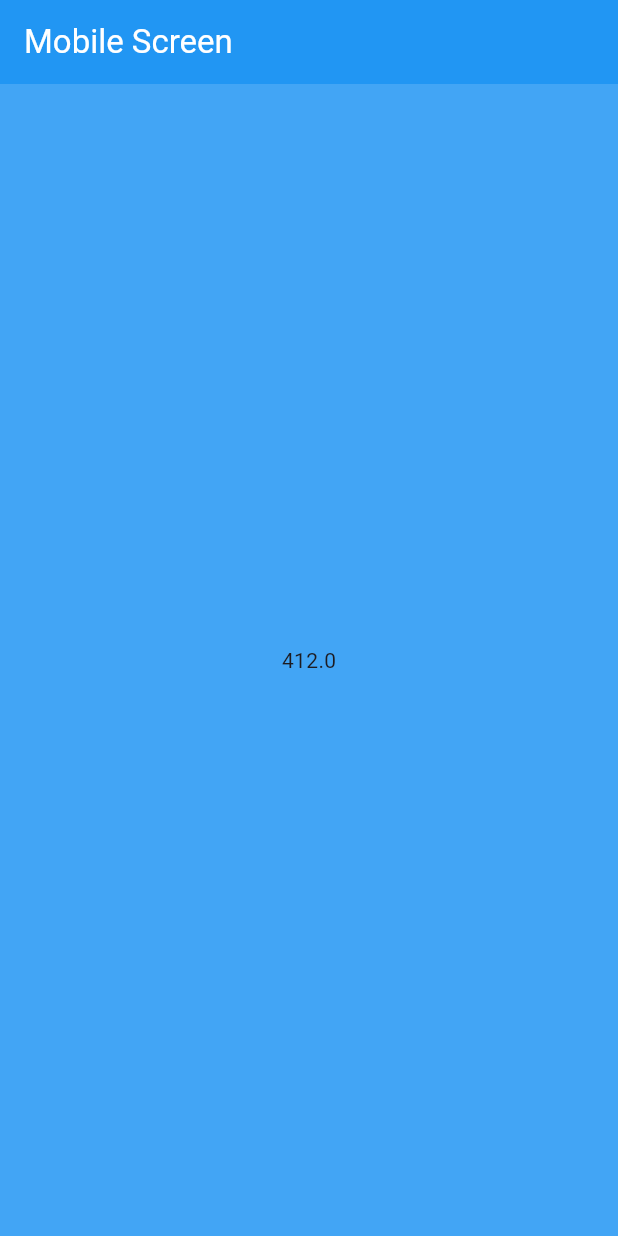
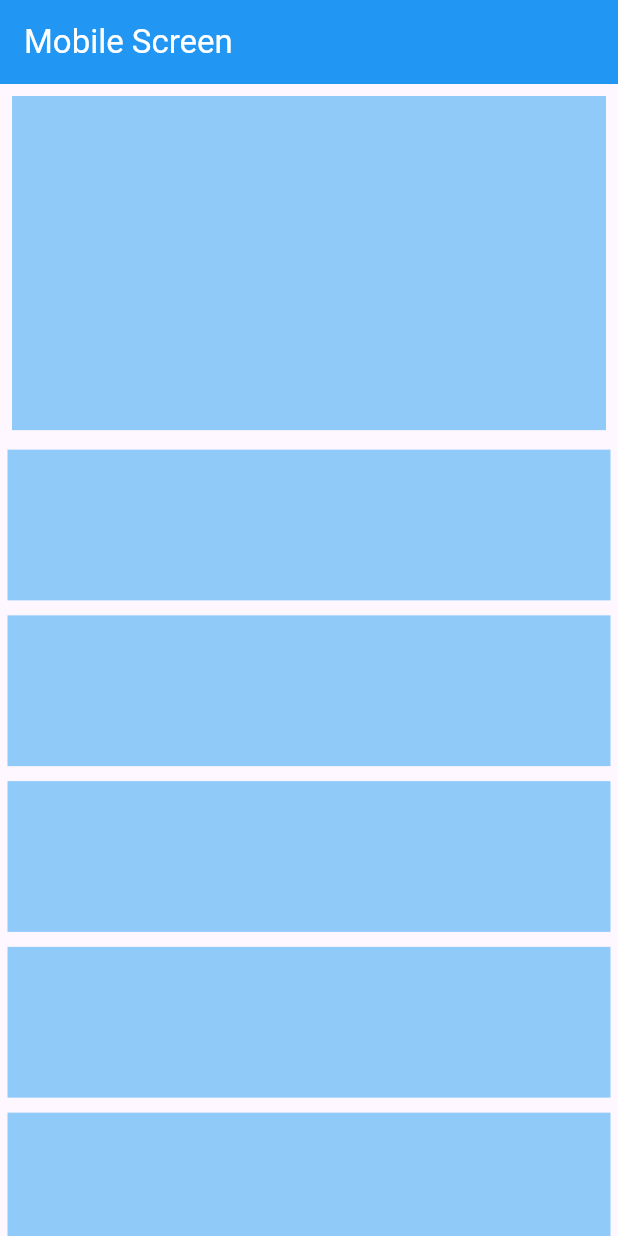
Before and after one commit to alhasann351/flutter_responsive_ui_design, a Flutter app: the screen it shows after launch, on a phone screen of 412 x 824 dp. Run offline on Flutter 3.47's test engine with Material 3 defaults, Android fonts, the phone set to English and light mode, and no system bars.

Commit message:
mobile screen customize

```diff
--- a/lib/responsive_layout.dart
+++ b/lib/responsive_layout.dart
@@ -10,7 +10,7 @@ class ResponsiveLayout extends StatelessWidget {
   Widget build(BuildContext context) {
     return LayoutBuilder(
       builder: (context, constraints) {
-        if(constraints.maxWidth < 500){
+        if(constraints.maxWidth < 480){
           return mobile;
         }else if(constraints.maxWidth < 1100){
           return tablet;
--- a/lib/screen/mobile_screen.dart
+++ b/lib/screen/mobile_screen.dart
@@ -1,3 +1,4 @@
+import 'package:flutter/cupertino.dart';
 import 'package:flutter/material.dart';
 
 class MobileScreen extends StatelessWidget {
@@ -17,9 +18,37 @@ class MobileScreen extends StatelessWidget {
         ),
         backgroundColor: Colors.blue,
       ),
-      backgroundColor: Colors.blue[400],
-      body: Center(
-        child: Text(mobileWidth.toString()),
+      //backgroundColor: Colors.blue[400],
+      body: Column(
+        children: [
+          Padding(
+            padding: const EdgeInsets.all(8.0),
+            child: AspectRatio(
+              aspectRatio: 16 / 9,
+              child: Container(
+                color: Colors.blue[200],
+                //height: 200,
+              ),
+            ),
+          ),
+          Expanded(
+            child: ListView.builder(
+              itemCount: 10,
+              itemBuilder: (context, index) {
+                return Padding(
+                  padding: const EdgeInsets.all(5.0),
+                  child: AspectRatio(
+                    aspectRatio: 16 / 4,
+                    child: Container(
+                      color: Colors.blue[200],
+                      height: 60,
+                    ),
+                  ),
+                );
+              },
+            ),
+          ),
+        ],
       ),
     );
   }
```
